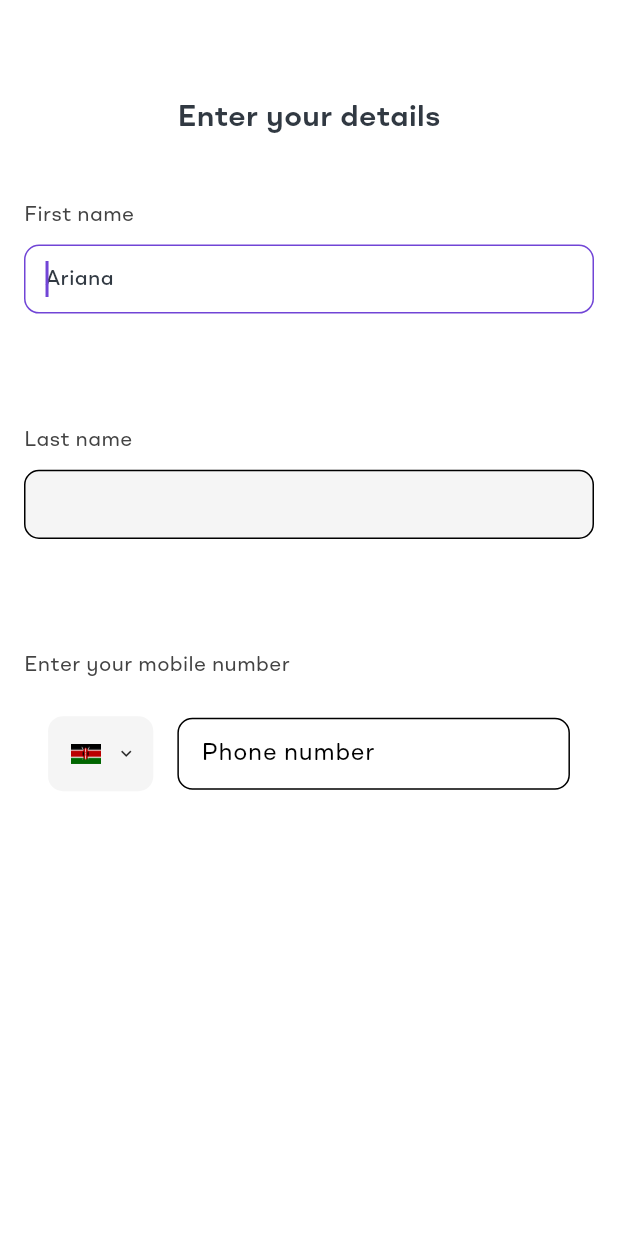
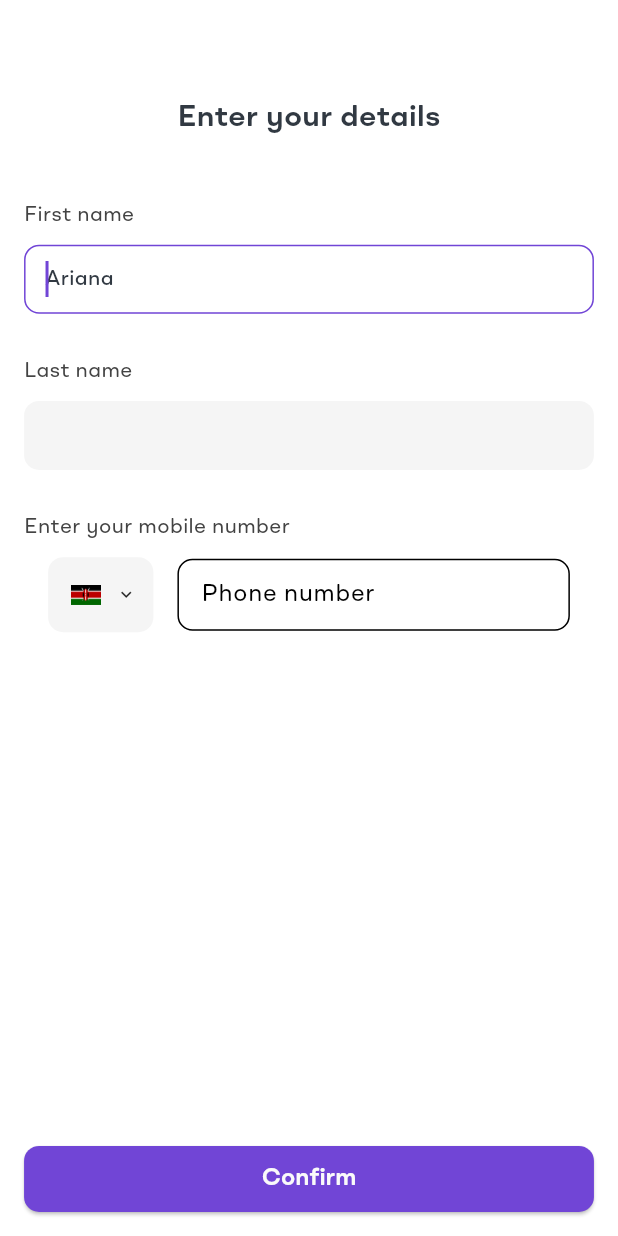
Before and after one commit to bree254/customer_hailing_app, a Flutter app: the GoogleSignInUpScreen screen opened by its route, on a phone screen of 412 x 824 dp. Run offline on Flutter 3.47's test engine with Material 3 defaults, Android fonts, the phone set to English and light mode, and no system bars; our stand-ins replace connectivity_plus, dio, firebase_core, get, google_sign_in, pin_code_fields and 1 more; accounts and stored records are empty; statements that could not run were skipped.

Commit message:
refactored google sign in screen

```diff
--- a/lib/presentation/auth/email/email_sign-in_up_screen.dart
+++ b/lib/presentation/auth/email/email_sign-in_up_screen.dart
@@ -42,7 +42,7 @@ class _EmailSignInUpScreenState extends State<EmailSignInUpScreen> {
   Widget build(BuildContext context) {
     return Scaffold(
       body: Padding(
-        padding: const EdgeInsets.fromLTRB(16, 32, 16, 32),
+        padding: const EdgeInsets.fromLTRB(16, 32, 16, 16),
         child: Form(
           key: _formKey,
             child: Column(
--- a/lib/presentation/auth/email/enter_your_number.dart
+++ b/lib/presentation/auth/email/enter_your_number.dart
@@ -26,7 +26,7 @@ class _EmailPhoneNumberScreenState extends State<EmailPhoneNumberScreen> {
 
     return Scaffold(
       body: Padding(
-          padding: const EdgeInsets.fromLTRB(16, 32, 16, 32),
+          padding: const EdgeInsets.fromLTRB(16, 32, 16, 16),
           child: Column(
             children: [
               const SizedBox(height: 32,),
@@ -81,11 +81,6 @@ class _EmailPhoneNumberScreenState extends State<EmailPhoneNumberScreen> {
 
                     });
                   },
-                  buttonTextStyle: const TextStyle(
-                    color: whiteTextColor,
-                    fontWeight: FontWeight.w600,
-                    fontSize: 12,
-                  ),
                   buttonStyle: ElevatedButton.styleFrom(
                     backgroundColor: primaryColor,
                     shape: RoundedRectangleBorder(
--- a/lib/presentation/auth/google/google_sign_in_up_screen.dart
+++ b/lib/presentation/auth/google/google_sign_in_up_screen.dart
@@ -25,8 +25,8 @@ class _GoogleSignInUpScreenState extends State<GoogleSignInUpScreen> {
   void initState() {
     // TODO: implement initState
     super.initState();
-    firstNameController.text =Get.arguments["firstname"];
-    lastNameController.text =Get.arguments["lastname"];
+    firstNameController.text = Get.arguments["firstname"];
+    lastNameController.text = Get.arguments["lastname"];
   }
 
   void onSubmit() {
@@ -41,18 +41,15 @@ class _GoogleSignInUpScreenState extends State<GoogleSignInUpScreen> {
   @override
   Widget build(BuildContext context) {
     return Scaffold(
-      body: SingleChildScrollView(
-        physics: NeverScrollableScrollPhysics(),
-        child: Container(
-          child: Padding(
-            padding: const EdgeInsets.fromLTRB(16, 32, 16, 0),
+      body: Padding(
+          padding: EdgeInsets.fromLTRB(16.h, 32.v, 16.h, 16.v),
           child: Form(
               key: _formKey,
               child: Column(
                 crossAxisAlignment: CrossAxisAlignment.start,
                 children: [
-                    const SizedBox(
-                      height: 32,
+                  SizedBox(
+                    height: 32.v,
                   ),
                   const Align(
                     alignment: Alignment.center,
@@ -65,8 +62,8 @@ class _GoogleSignInUpScreenState extends State<GoogleSignInUpScreen> {
                       ),
                     ),
                   ),
-                    const SizedBox(
-                      height: 40,
+                  SizedBox(
+                    height: 40.v,
                   ),
                   const Text(
                     "First name",
@@ -76,23 +73,27 @@ class _GoogleSignInUpScreenState extends State<GoogleSignInUpScreen> {
                       fontSize: 14,
                     ),
                   ),
-                    const SizedBox(
-                      height: 10,
+                  SizedBox(
+                    height: 10.v,
                   ),
                   CustomTextFormField(
                     controller: firstNameController,
                     filled: true,
                     fillColor: countryTextFieldColor,
                     borderDecoration: OutlineInputBorder(
-                          borderRadius: BorderRadius.circular(10)),
+                      borderRadius: BorderRadius.circular(10),
+                      borderSide:
+                          const BorderSide(color: Colors.transparent, width: 0),
+                    ),
                     hintText: "Ariana",
                     hintStyle: const TextStyle(
                       color: blackTextColor,
                       fontWeight: FontWeight.w500,
                       fontSize: 14,
                     ),
-                      height: 96.h,
-                      contentPadding: EdgeInsets.symmetric(vertical: 15.v, horizontal: 10.h),
+                    // height: 96.h,
+                    contentPadding:
+                        EdgeInsets.symmetric(vertical: 15.v, horizontal: 10.h),
                     validator: (value) {
                       if (value!.isEmpty) {
                         return 'First name is required';
@@ -100,8 +101,8 @@ class _GoogleSignInUpScreenState extends State<GoogleSignInUpScreen> {
                       return null;
                     },
                   ),
-                    const SizedBox(
-                      height: 24,
+                  SizedBox(
+                    height: 24.v,
                   ),
                   const Text(
                     "Last name",
@@ -111,23 +112,27 @@ class _GoogleSignInUpScreenState extends State<GoogleSignInUpScreen> {
                       fontSize: 14,
                     ),
                   ),
-                    const SizedBox(
-                      height: 10,
+                  SizedBox(
+                    height: 10.v,
                   ),
                   CustomTextFormField(
-                      controller: firstNameController,
+                    controller: lastNameController,
                     filled: true,
                     fillColor: countryTextFieldColor,
                     borderDecoration: OutlineInputBorder(
-                          borderRadius: BorderRadius.circular(10)),
+                      borderRadius: BorderRadius.circular(10),
+                      borderSide:
+                          const BorderSide(color: Colors.transparent, width: 0),
+                    ),
                     hintText: "Grandeur",
                     hintStyle: const TextStyle(
                       color: blackTextColor,
                       fontWeight: FontWeight.w500,
                       fontSize: 14,
                     ),
-                      height: 96.h,
-                      contentPadding: EdgeInsets.symmetric(vertical: 15.v, horizontal: 10.h),
+                    // height: 96.h,
+                    contentPadding:
+                        EdgeInsets.symmetric(vertical: 15.v, horizontal: 10.h),
                     validator: (value) {
                       if (value!.isEmpty) {
                         return 'Last name is required';
@@ -135,8 +140,8 @@ class _GoogleSignInUpScreenState extends State<GoogleSignInUpScreen> {
                       return null;
                     },
                   ),
-                    const SizedBox(
-                      height: 24,
+                  SizedBox(
+                    height: 24.v,
                   ),
                   const Text(
                     "Enter your mobile number",
@@ -146,8 +151,8 @@ class _GoogleSignInUpScreenState extends State<GoogleSignInUpScreen> {
                       fontSize: 14,
                     ),
                   ),
-                    const SizedBox(
-                      height: 24,
+                  SizedBox(
+                    height: 10.v,
                   ),
                   CustomPhoneInput(
                     controller: phoneController,
@@ -182,15 +187,14 @@ class _GoogleSignInUpScreenState extends State<GoogleSignInUpScreen> {
                       return null;
                     },
                   ),
-                    // Spacer(),
-                    Padding(
-                      padding: const EdgeInsets.only(top: 302),
-                      child: CustomElevatedButton(
+                  Spacer(),
+                  CustomElevatedButton(
                     onPressed: () {
                       onSubmit();
                     },
                     text: 'Confirm',
-                        buttonTextStyle: AppTextStyles.titleMedium.copyWith(color: whiteTextColor),
+                    buttonTextStyle:
+                        AppTextStyles.titleMedium.copyWith(color: whiteTextColor),
                     buttonStyle: ElevatedButton.styleFrom(
                       backgroundColor: primaryColor,
                       shape: RoundedRectangleBorder(
@@ -198,11 +202,8 @@ class _GoogleSignInUpScreenState extends State<GoogleSignInUpScreen> {
                       ),
                     ),
                   ),
-                    )
                 ],
               )),
-          ),
-        ),
         ),
     );
   }
--- a/lib/presentation/auth/phone_number/privacy_policy_screen.dart
+++ b/lib/presentation/auth/phone_number/privacy_policy_screen.dart
@@ -10,10 +10,11 @@ class PrivacyPolicyScreen extends StatelessWidget {
   Widget build(BuildContext context) {
     return Scaffold(
       body: Padding(
-        padding: const EdgeInsets.fromLTRB(16,55,16,32),
+        padding: const EdgeInsets.fromLTRB(16,55,16,16),
         child: Column(
           crossAxisAlignment: CrossAxisAlignment.center,
           children: [
+            SizedBox(height: 55,),
 
             Image.asset(
               alignment: Alignment.center,
```
Also changed, not shown: pubspec.yaml (+14 -14 lines). Lines whose indentation alone changed are shown as unchanged.
